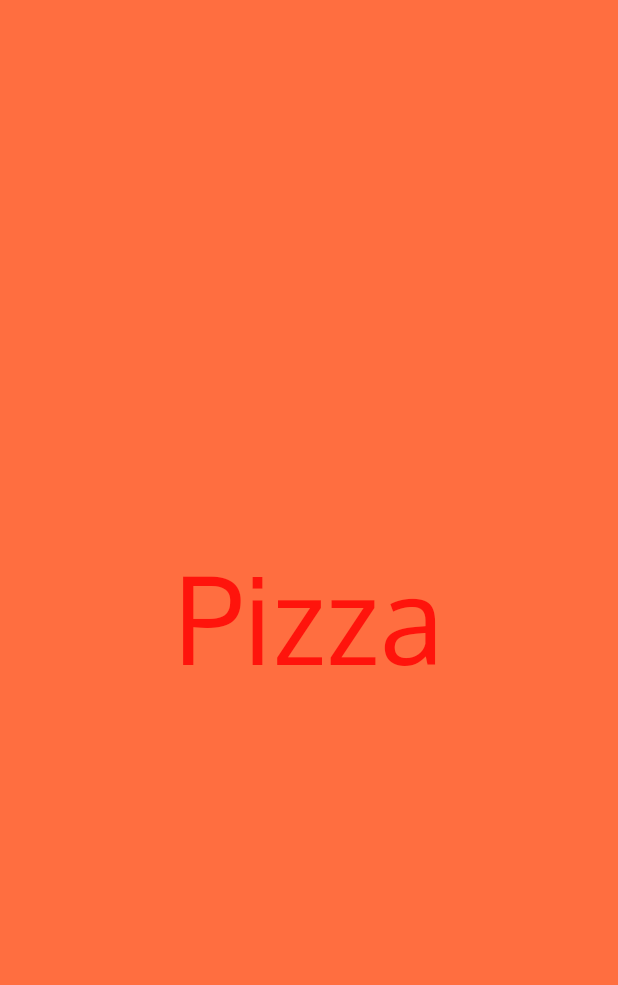
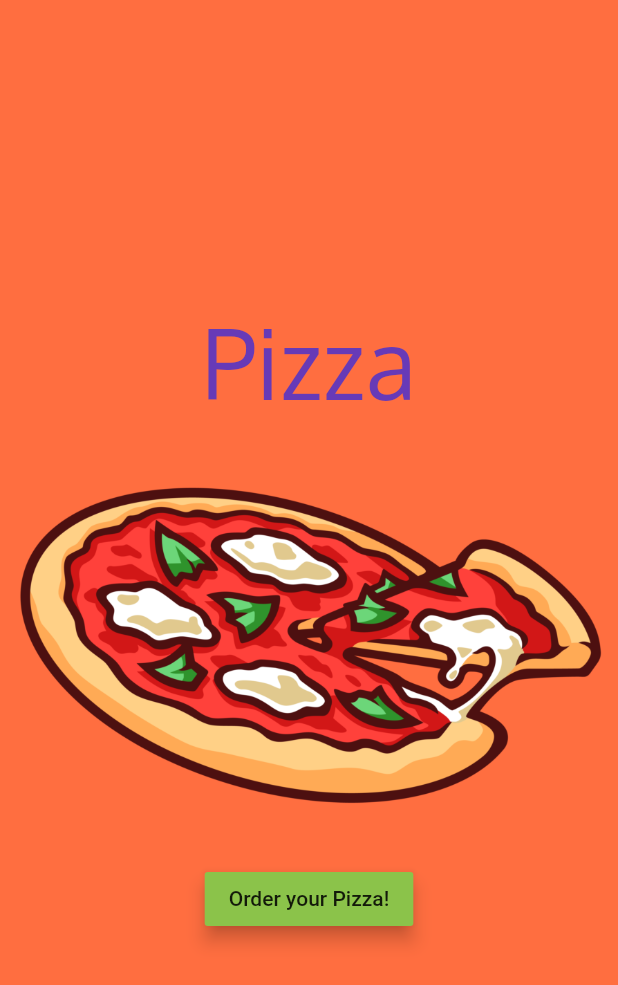
Before and after one commit to khoasdk/app_widgets, a Flutter app: the screen it shows after launch, on a phone screen of 412 x 824 dp. Shown: the top 985 px of the screen. Run offline on Flutter 3.47's test engine with Material 2 defaults, Android fonts, the phone set to English and light mode, and no system bars.

Commit message:
Add Order Pizza Function

```diff
--- a/lib/screens/home.dart
+++ b/lib/screens/home.dart
@@ -6,16 +6,61 @@ class HomeScreen extends StatelessWidget {
     return Container(
       alignment: Alignment.center,
       color: Colors.deepOrangeAccent,
-      child: Text(
+      child: Column(
+        mainAxisAlignment: MainAxisAlignment.center,
+        children: <Widget>[
+          Text(
             'Pizza',
             textDirection: TextDirection.ltr,
             style: TextStyle(
-          fontSize: 80,
+              fontSize: 64,
               decoration: TextDecoration.none,
+              color: Colors.deepPurple,
               fontFamily: 'Oxygen',
               fontWeight: FontWeight.normal,
             ),
           ),
+          PizzaImageWidget(),
+          OrderButtonWidget(),
+        ],
+      ),
     );
   }
 }
+
+class PizzaImageWidget extends StatelessWidget {
+  @override
+  Widget build(BuildContext context) {
+    AssetImage pizzaImage = AssetImage('images/pizza.png');
+    Image image = Image(image: pizzaImage);
+    return Container(child: image);
+  }
+}
+
+class OrderButtonWidget extends StatelessWidget {
+  @override
+  Widget build(BuildContext context) {
+    return Container(
+      child: RaisedButton(
+        child: Text('Order your Pizza!'),
+        color: Colors.lightGreen,
+        elevation: 5,
+        onPressed: () {
+          order(context);
+        },
+      ),
+    );
+  }
+
+  void order(BuildContext context) {
+    AlertDialog alert = AlertDialog(
+      title: Text('Order Completed'),
+      content: Text('Thanks for your order!'),
+    );
+
+    showDialog(
+      context: context,
+      builder: (BuildContext context) => alert
+    );
+  }
+}
--- a/pubspec.yaml
+++ b/pubspec.yaml
@@ -41,9 +41,8 @@ flutter:
   uses-material-design: true
 
   # To add assets to your application, add an assets section, like this:
-  # assets:
-  #  - images/a_dot_burr.jpeg
-  #  - images/a_dot_ham.jpeg
+  assets:
+   - images/pizza.png
 
   # An image asset can refer to one or more resolution-specific "variants", see
   # https://flutter.dev/assets-and-images/#resolution-aware.
```
Also changed, not shown: images/pizza.png (added). Lines whose indentation alone changed are shown as unchanged.
